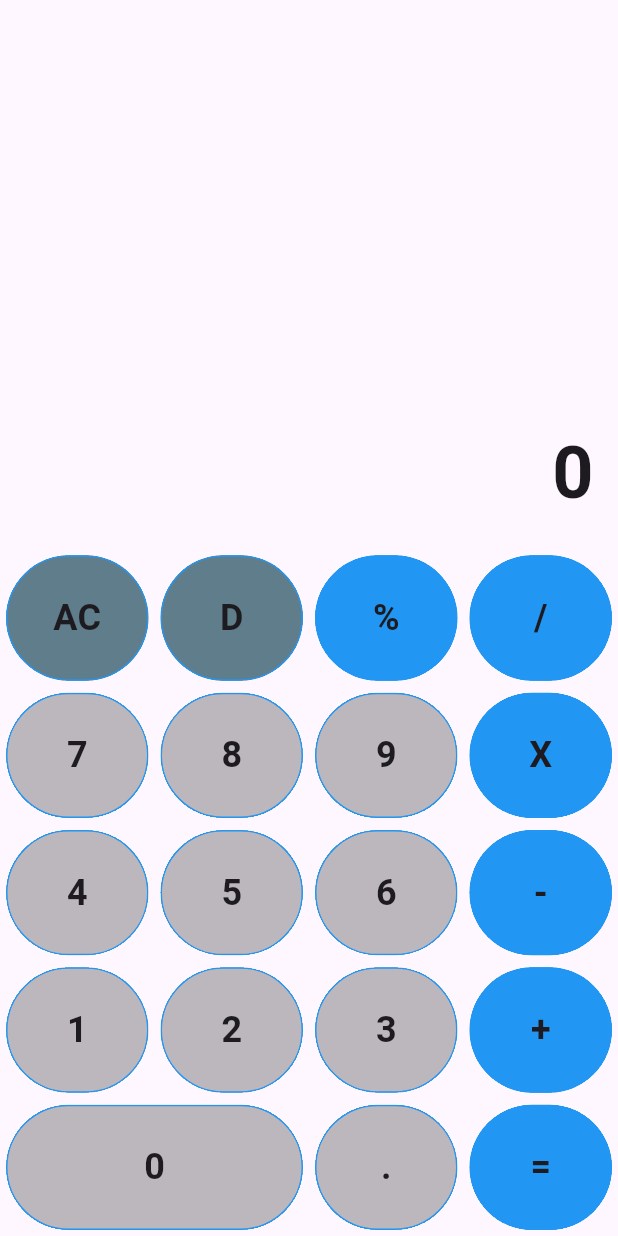
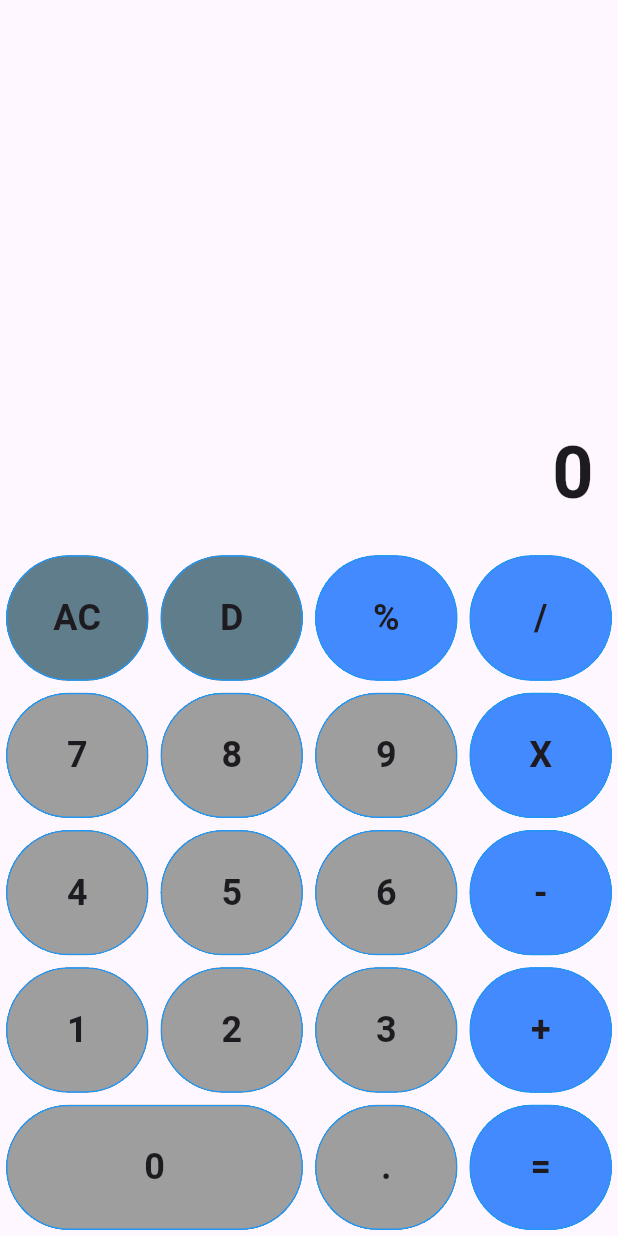
Before and after one commit to cvc953/calculadora, a Flutter app: the screen it shows after launch, on a phone screen of 412 x 824 dp. Run offline on Flutter 3.47's test engine with Material 3 defaults, Android fonts, the phone set to English and light mode, and no system bars.

Commit message:
app complete

```diff
--- a/lib/pantallaprincipal.dart
+++ b/lib/pantallaprincipal.dart
@@ -68,7 +68,7 @@ class _Pantallaprincipal extends State<Pantallaprincipal> {
         clipBehavior: Clip.hardEdge,
         shape: OutlineInputBorder(
           borderSide: const BorderSide(color: Colors.blue),
-          borderRadius: BorderRadius.circular(100),
+          borderRadius: BorderRadius.circular(50),
         ),
         child: InkWell(
           onTap: () => onBotonesTap(value),
@@ -94,8 +94,8 @@ class _Pantallaprincipal extends State<Pantallaprincipal> {
           Botones.igual,
           Botones.porcentaje,
         ].contains(value)
-        ? Colors.blue
-        : Colors.black26;
+        ? Colors.blueAccent
+        : Colors.grey;
   }
 
   void onBotonesTap(String value) {
--- a/pubspec.yaml
+++ b/pubspec.yaml
@@ -35,6 +35,7 @@ dependencies:
   # Use with the CupertinoIcons class for iOS style icons.
   cupertino_icons: ^1.0.8
   flutter_launcher_icons: ^0.14.3
+  flutter_login: ^5.0.0
 
 dev_dependencies:
   flutter_test:
```
Also changed, not shown: pubspec.lock, 7 other files.
